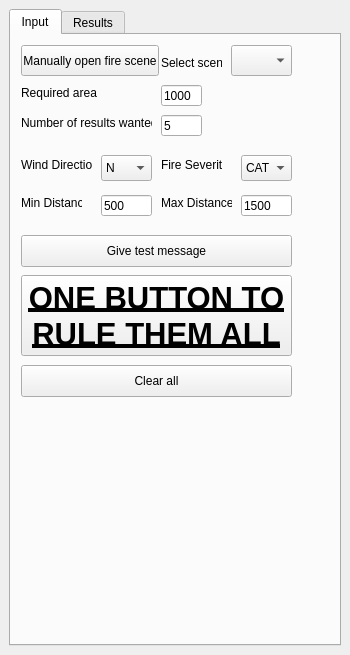
The window that LocatorTool/LocatingTool/locating_tool_dockwidget_base.ui (qq2012/GEO1005) describes before a commit, drawn with Qt 5.
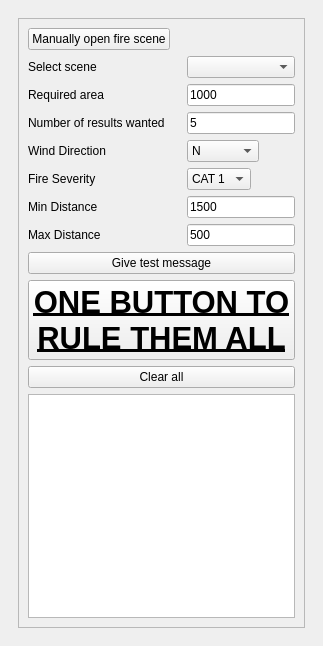
The same window after the commit.

```diff
--- a/LocatorTool/LocatingTool/locating_tool_dockwidget_base.ui
+++ b/LocatorTool/LocatingTool/locating_tool_dockwidget_base.ui
@@ -9,8 +9,8 @@
    <rect>
     <x>0</x>
     <y>0</y>
-    <width>350</width>
-    <height>655</height>
+    <width>323</width>
+    <height>646</height>
    </rect>
   </property>
   <property name="windowTitle">
@@ -18,24 +18,35 @@
   </property>
   <widget class="QWidget" name="dockWidgetContents">
    <layout class="QGridLayout" name="gridLayout">
+    <item row="0" column="1">
+     <widget class="QFrame" name="frame">
+      <property name="enabled">
+       <bool>true</bool>
+      </property>
+      <property name="sizePolicy">
+       <sizepolicy hsizetype="Preferred" vsizetype="Minimum">
+        <horstretch>0</horstretch>
+        <verstretch>0</verstretch>
+       </sizepolicy>
+      </property>
+      <layout class="QGridLayout" name="gridLayout_4">
     <item row="0" column="0">
-     <widget class="QTabWidget" name="tabWidget">
-      <property name="currentIndex">
-       <number>0</number>
-      </property>
-      <widget class="QWidget" name="tab">
-       <attribute name="title">
-        <string>Input</string>
-       </attribute>
-       <widget class="QPushButton" name="openFireButton">
+        <widget class="QScrollArea" name="scrollArea">
+         <property name="widgetResizable">
+          <bool>true</bool>
+         </property>
+         <widget class="QWidget" name="scrollAreaWidgetContents">
         <property name="geometry">
          <rect>
-          <x>10</x>
-          <y>10</y>
-          <width>138</width>
-          <height>31</height>
-         </rect>
-        </property>
+            <x>0</x>
+            <y>0</y>
+            <width>285</width>
+            <height>586</height>
+           </rect>
+          </property>
+          <layout class="QGridLayout" name="gridLayout_3">
+           <item row="6" column="2">
+            <widget class="QLineEdit" name="numOfResultsLineEdit">
         <property name="sizePolicy">
          <sizepolicy hsizetype="Fixed" vsizetype="Fixed">
           <horstretch>0</horstretch>
@@ -43,37 +54,12 @@
          </sizepolicy>
         </property>
         <property name="text">
-         <string>Manually open fire scene</string>
-        </property>
-       </widget>
-       <widget class="QLabel" name="label_2">
-        <property name="geometry">
-         <rect>
-          <x>150</x>
-          <y>160</y>
-          <width>71</width>
-          <height>16</height>
-         </rect>
-        </property>
-        <property name="sizePolicy">
-         <sizepolicy hsizetype="Preferred" vsizetype="Fixed">
-          <horstretch>0</horstretch>
-          <verstretch>0</verstretch>
-         </sizepolicy>
-        </property>
-        <property name="text">
-         <string>Max Distance</string>
-        </property>
-       </widget>
+              <string>5</string>
+             </property>
+            </widget>
+           </item>
+           <item row="12" column="2">
        <widget class="QLineEdit" name="maxDistLineEdit">
-        <property name="geometry">
-         <rect>
-          <x>230</x>
-          <y>160</y>
-          <width>51</width>
-          <height>21</height>
-         </rect>
-        </property>
         <property name="sizePolicy">
          <sizepolicy hsizetype="Fixed" vsizetype="Fixed">
           <horstretch>0</horstretch>
@@ -84,34 +70,9 @@
          <string>1500</string>
         </property>
        </widget>
-       <widget class="QLabel" name="label">
-        <property name="geometry">
-         <rect>
-          <x>10</x>
-          <y>160</y>
-          <width>61</width>
-          <height>16</height>
-         </rect>
-        </property>
-        <property name="sizePolicy">
-         <sizepolicy hsizetype="Preferred" vsizetype="Fixed">
-          <horstretch>0</horstretch>
-          <verstretch>0</verstretch>
-         </sizepolicy>
-        </property>
-        <property name="text">
-         <string>Min Distance</string>
-        </property>
-       </widget>
+           </item>
+           <item row="8" column="2">
        <widget class="QComboBox" name="chooseWindDirectionCombo">
-        <property name="geometry">
-         <rect>
-          <x>90</x>
-          <y>120</y>
-          <width>51</width>
-          <height>26</height>
-         </rect>
-        </property>
         <property name="sizePolicy">
          <sizepolicy hsizetype="Fixed" vsizetype="Fixed">
           <horstretch>0</horstretch>
@@ -164,15 +125,44 @@
          </property>
         </item>
        </widget>
-       <widget class="QLineEdit" name="minDistLineEdit">
-        <property name="geometry">
-         <rect>
-          <x>90</x>
-          <y>160</y>
-          <width>51</width>
-          <height>21</height>
-         </rect>
-        </property>
+           </item>
+           <item row="1" column="2">
+            <widget class="QComboBox" name="selectFireButton">
+             <property name="sizePolicy">
+              <sizepolicy hsizetype="Minimum" vsizetype="Fixed">
+               <horstretch>0</horstretch>
+               <verstretch>0</verstretch>
+              </sizepolicy>
+             </property>
+             <item>
+              <property name="text">
+               <string> </string>
+              </property>
+             </item>
+             <item>
+              <property name="text">
+               <string>Fire 1</string>
+              </property>
+             </item>
+             <item>
+              <property name="text">
+               <string>Fire 2</string>
+              </property>
+             </item>
+             <item>
+              <property name="text">
+               <string>Fire 3</string>
+              </property>
+             </item>
+             <item>
+              <property name="text">
+               <string>Fire 4</string>
+              </property>
+             </item>
+            </widget>
+           </item>
+           <item row="4" column="2">
+            <widget class="QLineEdit" name="areaEdit">
         <property name="sizePolicy">
          <sizepolicy hsizetype="Fixed" vsizetype="Fixed">
           <horstretch>0</horstretch>
@@ -180,20 +170,66 @@
          </sizepolicy>
         </property>
         <property name="text">
-         <string>500</string>
-        </property>
-       </widget>
+              <string>1000</string>
+             </property>
+            </widget>
+           </item>
+           <item row="1" column="0">
+            <widget class="QLabel" name="label_6">
+             <property name="sizePolicy">
+              <sizepolicy hsizetype="Fixed" vsizetype="Fixed">
+               <horstretch>0</horstretch>
+               <verstretch>0</verstretch>
+              </sizepolicy>
+             </property>
+             <property name="text">
+              <string>Select scene</string>
+             </property>
+            </widget>
+           </item>
+           <item row="0" column="0" colspan="2">
+            <widget class="QPushButton" name="openFireButton">
+             <property name="sizePolicy">
+              <sizepolicy hsizetype="Fixed" vsizetype="Fixed">
+               <horstretch>0</horstretch>
+               <verstretch>0</verstretch>
+              </sizepolicy>
+             </property>
+             <property name="text">
+              <string>Manually open fire scene</string>
+             </property>
+            </widget>
+           </item>
+           <item row="4" column="0">
+            <widget class="QLabel" name="label_4">
+             <property name="sizePolicy">
+              <sizepolicy hsizetype="Fixed" vsizetype="Fixed">
+               <horstretch>0</horstretch>
+               <verstretch>0</verstretch>
+              </sizepolicy>
+             </property>
+             <property name="text">
+              <string>Required area</string>
+             </property>
+            </widget>
+           </item>
+           <item row="6" column="0" colspan="2">
+            <widget class="QLabel" name="label_5">
+             <property name="sizePolicy">
+              <sizepolicy hsizetype="Fixed" vsizetype="Fixed">
+               <horstretch>0</horstretch>
+               <verstretch>0</verstretch>
+              </sizepolicy>
+             </property>
+             <property name="text">
+              <string>Number of results wanted</string>
+             </property>
+            </widget>
+           </item>
+           <item row="8" column="0">
        <widget class="QLabel" name="label_3">
-        <property name="geometry">
-         <rect>
-          <x>10</x>
-          <y>120</y>
-          <width>71</width>
-          <height>20</height>
-         </rect>
-        </property>
         <property name="sizePolicy">
-         <sizepolicy hsizetype="Preferred" vsizetype="Fixed">
+              <sizepolicy hsizetype="Fixed" vsizetype="Fixed">
           <horstretch>0</horstretch>
           <verstretch>0</verstretch>
          </sizepolicy>
@@ -202,27 +238,14 @@
          <string>Wind Direction</string>
         </property>
        </widget>
-       <widget class="QLabel" name="fireSeverityLabel">
-        <property name="geometry">
-         <rect>
-          <x>150</x>
-          <y>120</y>
-          <width>61</width>
-          <height>20</height>
-         </rect>
-        </property>
-        <property name="text">
-         <string>Fire Severity</string>
-        </property>
-       </widget>
+           </item>
+           <item row="9" column="2">
        <widget class="QComboBox" name="selectFireSeverityCombo">
-        <property name="geometry">
-         <rect>
-          <x>230</x>
-          <y>120</y>
-          <width>51</width>
-          <height>26</height>
-         </rect>
+             <property name="sizePolicy">
+              <sizepolicy hsizetype="Fixed" vsizetype="Fixed">
+               <horstretch>0</horstretch>
+               <verstretch>0</verstretch>
+              </sizepolicy>
         </property>
         <item>
          <property name="text">
@@ -250,28 +273,72 @@
          </property>
         </item>
        </widget>
-       <widget class="QPushButton" name="testMessageButton">
-        <property name="geometry">
-         <rect>
-          <x>10</x>
-          <y>200</y>
-          <width>271</width>
-          <height>32</height>
-         </rect>
-        </property>
+           </item>
+           <item row="9" column="0">
+            <widget class="QLabel" name="fireSeverityLabel">
+             <property name="text">
+              <string>Fire Severity</string>
+             </property>
+            </widget>
+           </item>
+           <item row="12" column="0">
+            <widget class="QLabel" name="label">
+             <property name="sizePolicy">
+              <sizepolicy hsizetype="Fixed" vsizetype="Fixed">
+               <horstretch>0</horstretch>
+               <verstretch>0</verstretch>
+              </sizepolicy>
+             </property>
         <property name="text">
-         <string>Give test message</string>
-        </property>
-       </widget>
+              <string>Min Distance</string>
+             </property>
+            </widget>
+           </item>
+           <item row="13" column="0">
+            <widget class="QLabel" name="label_2">
+             <property name="sizePolicy">
+              <sizepolicy hsizetype="Fixed" vsizetype="Fixed">
+               <horstretch>0</horstretch>
+               <verstretch>0</verstretch>
+              </sizepolicy>
+             </property>
+             <property name="text">
+              <string>Max Distance</string>
+             </property>
+            </widget>
+           </item>
+           <item row="13" column="2">
+            <widget class="QLineEdit" name="minDistLineEdit">
+             <property name="sizePolicy">
+              <sizepolicy hsizetype="Fixed" vsizetype="Fixed">
+               <horstretch>0</horstretch>
+               <verstretch>0</verstretch>
+              </sizepolicy>
+             </property>
+             <property name="text">
+              <string>500</string>
+             </property>
+            </widget>
+           </item>
+           <item row="17" column="0" colspan="3">
+            <widget class="QTableWidget" name="statisticsTable">
+             <property name="sizePolicy">
+              <sizepolicy hsizetype="MinimumExpanding" vsizetype="Expanding">
+               <horstretch>0</horstretch>
+               <verstretch>0</verstretch>
+              </sizepolicy>
+             </property>
+            </widget>
+           </item>
+           <item row="16" column="0" colspan="3">
+            <widget class="QPushButton" name="completeClearButton">
+             <property name="text">
+              <string>Clear all</string>
+             </property>
+            </widget>
+           </item>
+           <item row="15" column="0" colspan="3">
        <widget class="QPushButton" name="everythingAtOnceButton">
-        <property name="geometry">
-         <rect>
-          <x>10</x>
-          <y>240</y>
-          <width>271</width>
-          <height>81</height>
-         </rect>
-        </property>
         <property name="font">
          <font>
           <pointsize>23</pointsize>
@@ -288,166 +355,19 @@
 RULE THEM ALL</string>
         </property>
        </widget>
-       <widget class="QPushButton" name="completeClearButton">
-        <property name="geometry">
-         <rect>
-          <x>10</x>
-          <y>330</y>
-          <width>271</width>
-          <height>32</height>
-         </rect>
-        </property>
+           </item>
+           <item row="14" column="0" colspan="3">
+            <widget class="QPushButton" name="testMessageButton">
         <property name="text">
-         <string>Clear all</string>
-        </property>
-       </widget>
-       <widget class="QComboBox" name="selectFireButton">
-        <property name="geometry">
-         <rect>
-          <x>220</x>
-          <y>10</y>
-          <width>61</width>
-          <height>31</height>
-         </rect>
-        </property>
-        <item>
-         <property name="text">
-          <string> </string>
-         </property>
-        </item>
-        <item>
-         <property name="text">
-          <string>Fire 1</string>
-         </property>
-        </item>
-        <item>
-         <property name="text">
-          <string>Fire 2</string>
-         </property>
-        </item>
-        <item>
-         <property name="text">
-          <string>Fire 3</string>
-         </property>
-        </item>
-        <item>
-         <property name="text">
-          <string>Fire 4</string>
-         </property>
-        </item>
-       </widget>
-       <widget class="QLabel" name="label_4">
-        <property name="geometry">
-         <rect>
-          <x>10</x>
-          <y>50</y>
-          <width>101</width>
-          <height>16</height>
-         </rect>
-        </property>
-        <property name="text">
-         <string>Required area</string>
-        </property>
-       </widget>
-       <widget class="QLineEdit" name="areaEdit">
-        <property name="geometry">
-         <rect>
-          <x>150</x>
-          <y>50</y>
-          <width>41</width>
-          <height>21</height>
-         </rect>
-        </property>
-        <property name="text">
-         <string>1000</string>
-        </property>
-       </widget>
-       <widget class="QLineEdit" name="numOfResultsLineEdit">
-        <property name="geometry">
-         <rect>
-          <x>150</x>
-          <y>80</y>
-          <width>41</width>
-          <height>21</height>
-         </rect>
-        </property>
-        <property name="sizePolicy">
-         <sizepolicy hsizetype="Fixed" vsizetype="Fixed">
-          <horstretch>0</horstretch>
-          <verstretch>0</verstretch>
-         </sizepolicy>
-        </property>
-        <property name="text">
-         <string>5</string>
-        </property>
-       </widget>
-       <widget class="QLabel" name="label_5">
-        <property name="geometry">
-         <rect>
-          <x>10</x>
-          <y>80</y>
-          <width>131</width>
-          <height>16</height>
-         </rect>
-        </property>
-        <property name="sizePolicy">
-         <sizepolicy hsizetype="Preferred" vsizetype="Fixed">
-          <horstretch>0</horstretch>
-          <verstretch>0</verstretch>
-         </sizepolicy>
-        </property>
-        <property name="text">
-         <string>Number of results wanted</string>
-        </property>
-       </widget>
-       <widget class="QLabel" name="label_6">
-        <property name="geometry">
-         <rect>
-          <x>150</x>
-          <y>20</y>
-          <width>61</width>
-          <height>16</height>
-         </rect>
-        </property>
-        <property name="text">
-         <string>Select scene</string>
-        </property>
-       </widget>
-      </widget>
-      <widget class="QWidget" name="tab_2">
-       <attribute name="title">
-        <string>Results</string>
-       </attribute>
-       <widget class="QTableWidget" name="statisticsTable">
-        <property name="geometry">
-         <rect>
-          <x>30</x>
-          <y>40</y>
-          <width>261</width>
-          <height>192</height>
-         </rect>
-        </property>
-        <property name="sizePolicy">
-         <sizepolicy hsizetype="MinimumExpanding" vsizetype="Expanding">
-          <horstretch>0</horstretch>
-          <verstretch>0</verstretch>
-         </sizepolicy>
-        </property>
-       </widget>
-       <widget class="QPushButton" name="getSummaryButton">
-        <property name="geometry">
-         <rect>
-          <x>60</x>
-          <y>0</y>
-          <width>201</width>
-          <height>32</height>
-         </rect>
-        </property>
-        <property name="text">
-         <string>Get attribute summary</string>
-        </property>
-       </widget>
-      </widget>
+              <string>Give test message</string>
+             </property>
+            </widget>
+           </item>
+          </layout>
+         </widget>
+        </widget>
+       </item>
+      </layout>
      </widget>
     </item>
    </layout>
```
Lines whose indentation alone changed are shown as unchanged.
